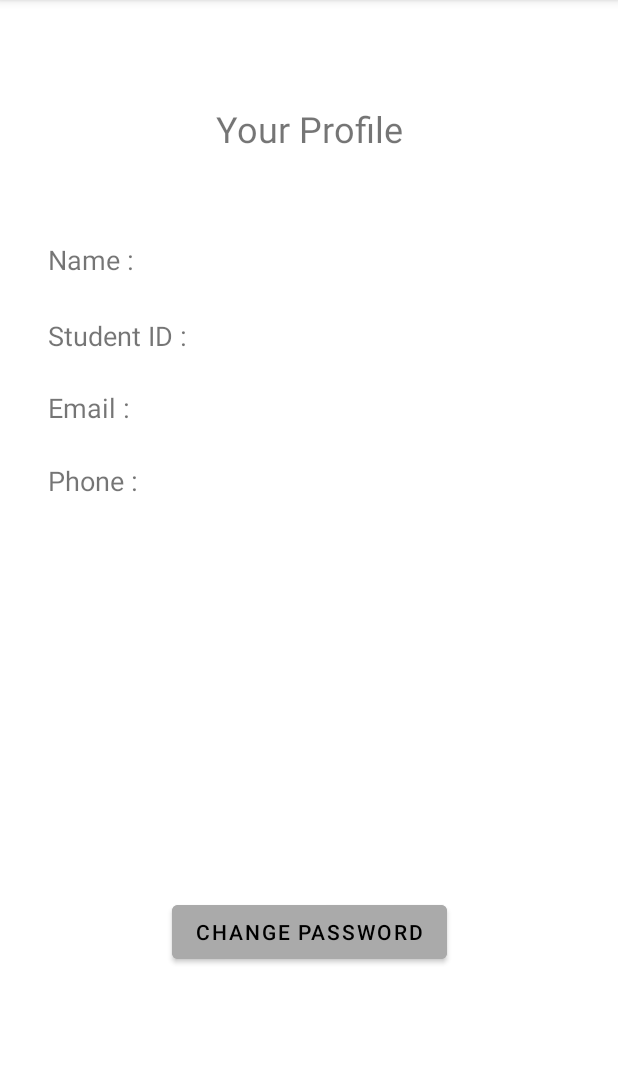
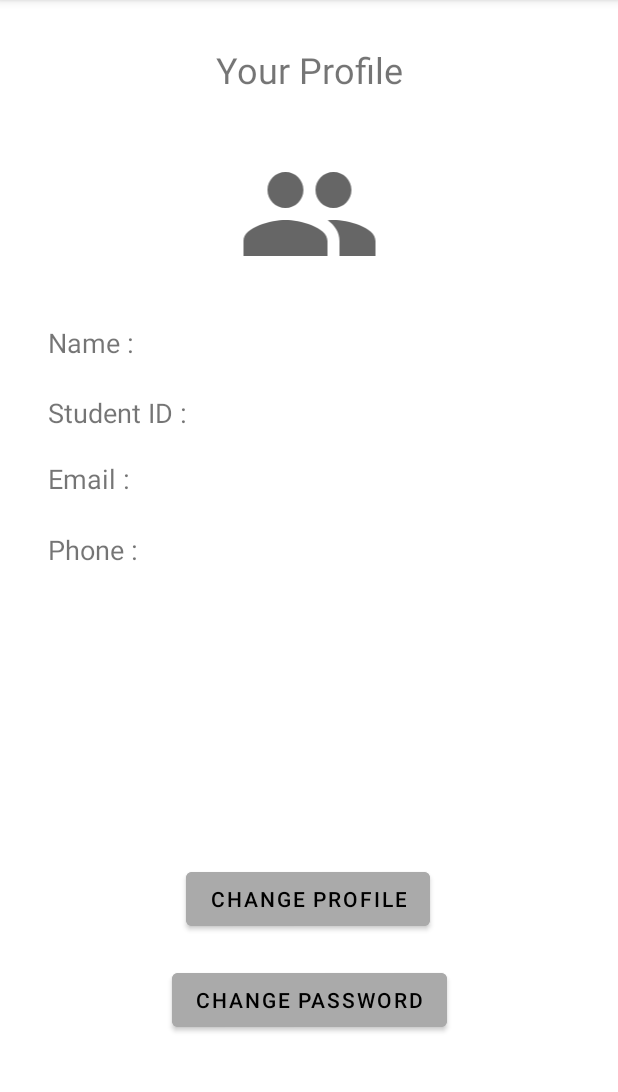
Before and after one commit to tanmoysaha3/P_StuInfoManageforHall, an Android app: the Profile screen opened directly, with no data from a screen before it, on a phone screen of 412 x 824 dp, the part 84-1176 px from its top. Run offline under Robolectric (Android 15) with nearby library versions, the phone set to English and light mode, and no system bars; our stand-ins replace Firebase (no records; nobody signed in at launch, a user with empty details on screens opened directly), Picasso.

Commit message:
Update profile picture

```diff
--- a/app/build.gradle
+++ b/app/build.gradle
@@ -36,7 +36,9 @@ dependencies {
     implementation 'androidx.constraintlayout:constraintlayout:2.0.4'
     implementation 'com.google.firebase:firebase-auth:20.0.2'
     implementation 'com.google.firebase:firebase-firestore:22.1.0'
+    implementation 'com.google.firebase:firebase-storage:19.2.1'
     testImplementation 'junit:junit:4.+'
     androidTestImplementation 'androidx.test.ext:junit:1.1.2'
     androidTestImplementation 'androidx.test.espresso:espresso-core:3.3.0'
+    implementation 'com.squareup.picasso:picasso:2.71828'
 }
--- a/app/src/main/AndroidManifest.xml
+++ b/app/src/main/AndroidManifest.xml
@@ -3,6 +3,7 @@
     package="com.example.pstuinfomanageforhall">
 
     <uses-permission android:name="android.permission.INTERNET" />
+    <uses-permission android:name="android.permission.WRITE_EXTERNAL_STORAGE" />
 
     <application
         android:allowBackup="true"
@@ -11,7 +12,8 @@
         android:roundIcon="@mipmap/ic_launcher_round"
         android:supportsRtl="true"
         android:theme="@style/Theme.PStuInfoManageforHall">
-        <activity android:name=".Profile"></activity>
+        <activity android:name=".EditProfile"></activity>
+        <activity android:name=".Profile" />
         <activity android:name=".Register" />
         <activity android:name=".Login">
             <intent-filter>
--- a/app/src/main/java/com/example/pstuinfomanageforhall/Profile.java
+++ b/app/src/main/java/com/example/pstuinfomanageforhall/Profile.java
@@ -5,11 +5,16 @@ import androidx.annotation.Nullable;
 import androidx.appcompat.app.AlertDialog;
 import androidx.appcompat.app.AppCompatActivity;
 
+import android.app.Activity;
 import android.content.DialogInterface;
+import android.content.Intent;
+import android.net.Uri;
 import android.os.Bundle;
+import android.provider.MediaStore;
 import android.view.View;
 import android.widget.Button;
 import android.widget.EditText;
+import android.widget.ImageView;
 import android.widget.TextView;
 import android.widget.Toast;
 
@@ -22,14 +27,20 @@ import com.google.firebase.firestore.DocumentSnapshot;
 import com.google.firebase.firestore.EventListener;
 import com.google.firebase.firestore.FirebaseFirestore;
 import com.google.firebase.firestore.FirebaseFirestoreException;
+import com.google.firebase.storage.FirebaseStorage;
+import com.google.firebase.storage.StorageReference;
+import com.google.firebase.storage.UploadTask;
+import com.squareup.picasso.Picasso;
 
 public class Profile extends AppCompatActivity {
     TextView mName, mStudentId, mEmail, mPhone;
     FirebaseAuth fAuth;
     FirebaseFirestore fStore;
     String userID;
-    Button mChangePassButton;
+    Button mChangePassButton, mChangeProfileButton;
     FirebaseUser user;
+    ImageView mProfileImage;
+    StorageReference storageReference;
 
 
     @Override
@@ -42,9 +53,19 @@ public class Profile extends AppCompatActivity {
         mEmail=findViewById(R.id.profileEmail);
         mPhone=findViewById(R.id.profilePhone);
         mChangePassButton=findViewById(R.id.changePassButton);
+        mProfileImage=findViewById(R.id.profileImage);
+        mChangeProfileButton=findViewById(R.id.changeProfileButton);
 
         fAuth=FirebaseAuth.getInstance();
         fStore=FirebaseFirestore.getInstance();
+        storageReference= FirebaseStorage.getInstance().getReference();
+        StorageReference profileRef=storageReference.child("users/"+fAuth.getCurrentUser().getUid()+"/profile.jpg");
+        profileRef.getDownloadUrl().addOnSuccessListener(new OnSuccessListener<Uri>() {
+            @Override
+            public void onSuccess(Uri uri) {
+                Picasso.get().load(uri).into(mProfileImage);
+            }
+        });
 
         userID=fAuth.getCurrentUser().getUid();
         user=fAuth.getCurrentUser();
@@ -57,7 +78,6 @@ public class Profile extends AppCompatActivity {
                 mStudentId.setText(documentSnapshot.getString("studentID"));
                 mEmail.setText(documentSnapshot.getString("email"));
                 mPhone.setText(documentSnapshot.getString("phone"));
-
             }
         });
 
@@ -98,5 +118,46 @@ public class Profile extends AppCompatActivity {
                 passwordResetDialog.create().show();
             }
         });
+
+        mChangeProfileButton.setOnClickListener(new View.OnClickListener() {
+            @Override
+            public void onClick(View v) {
+                Intent openGalleryIntent = new Intent(Intent.ACTION_PICK, MediaStore.Images.Media.EXTERNAL_CONTENT_URI);
+                startActivityForResult(openGalleryIntent,1000);
+            }
+        });
+    }
+
+    @Override
+    protected void onActivityResult(int requestCode, int resultCode, @Nullable Intent data) {
+        super.onActivityResult(requestCode, resultCode, data);
+        if(requestCode ==1000){
+            if(resultCode== Activity.RESULT_OK){
+                Uri imageUri=data.getData();
+                mProfileImage.setImageURI(imageUri);
+                uploadImageToFirebase(imageUri);
+            }
+        }
+    }
+
+    private void uploadImageToFirebase(Uri imageUri) {
+        StorageReference fileRef=storageReference.child("users/"+fAuth.getCurrentUser().getUid()+"/profile.jpg");
+        fileRef.putFile(imageUri).addOnSuccessListener(new OnSuccessListener<UploadTask.TaskSnapshot>() {
+            @Override
+            public void onSuccess(UploadTask.TaskSnapshot taskSnapshot) {
+                Toast.makeText(Profile.this, "Image Uploaded", Toast.LENGTH_SHORT).show();
+                fileRef.getDownloadUrl().addOnSuccessListener(new OnSuccessListener<Uri>() {
+                    @Override
+                    public void onSuccess(Uri uri) {
+                        Picasso.get().load(uri).into(mProfileImage);
+                    }
+                });
+            }
+        }).addOnFailureListener(new OnFailureListener() {
+            @Override
+            public void onFailure(@NonNull Exception e) {
+                Toast.makeText(Profile.this, "Failed", Toast.LENGTH_SHORT).show();
+            }
+        });
     }
 }
--- /dev/null
+++ b/app/src/main/res/drawable/ic_baseline_people_24.xml
@@ -0,0 +1,10 @@
+<vector xmlns:android="http://schemas.android.com/apk/res/android"
+    android:width="24dp"
+    android:height="24dp"
+    android:viewportWidth="24"
+    android:viewportHeight="24"
+    android:tint="?attr/colorControlNormal">
+  <path
+      android:fillColor="@android:color/white"
+      android:pathData="M16,11c1.66,0 2.99,-1.34 2.99,-3S17.66,5 16,5c-1.66,0 -3,1.34 -3,3s1.34,3 3,3zM8,11c1.66,0 2.99,-1.34 2.99,-3S9.66,5 8,5C6.34,5 5,6.34 5,8s1.34,3 3,3zM8,13c-2.33,0 -7,1.17 -7,3.5L1,19h14v-2.5c0,-2.33 -4.67,-3.5 -7,-3.5zM16,13c-0.29,0 -0.62,0.02 -0.97,0.05 1.16,0.84 1.97,1.97 1.97,3.45L17,19h6v-2.5c0,-2.33 -4.67,-3.5 -7,-3.5z"/>
+</vector>
--- a/app/src/main/res/layout/activity_profile.xml
+++ b/app/src/main/res/layout/activity_profile.xml
@@ -16,7 +16,7 @@
         app:layout_constraintEnd_toEndOf="parent"
         app:layout_constraintStart_toStartOf="parent"
         app:layout_constraintTop_toTopOf="parent"
-        app:layout_constraintVertical_bias="0.094" />
+        app:layout_constraintVertical_bias="0.041" />
 
     <TextView
         android:id="@+id/profileName"
@@ -29,10 +29,10 @@
         android:textSize="18sp"
         app:layout_constraintBottom_toBottomOf="parent"
         app:layout_constraintEnd_toEndOf="parent"
-        app:layout_constraintHorizontal_bias="1.0"
+        app:layout_constraintHorizontal_bias="0.0"
         app:layout_constraintStart_toStartOf="parent"
         app:layout_constraintTop_toTopOf="parent"
-        app:layout_constraintVertical_bias="0.216" />
+        app:layout_constraintVertical_bias="0.291" />
 
     <TextView
         android:id="@+id/profileStudentId"
@@ -45,10 +45,10 @@
         android:textSize="18sp"
         app:layout_constraintBottom_toBottomOf="parent"
         app:layout_constraintEnd_toEndOf="parent"
-        app:layout_constraintHorizontal_bias="0.8"
+        app:layout_constraintHorizontal_bias="0.0"
         app:layout_constraintStart_toStartOf="parent"
         app:layout_constraintTop_toTopOf="parent"
-        app:layout_constraintVertical_bias="0.284" />
+        app:layout_constraintVertical_bias="0.353" />
 
     <TextView
         android:id="@+id/profileEmail"
@@ -61,10 +61,10 @@
         android:textSize="18sp"
         app:layout_constraintBottom_toBottomOf="parent"
         app:layout_constraintEnd_toEndOf="parent"
-        app:layout_constraintHorizontal_bias="0.717"
+        app:layout_constraintHorizontal_bias="0.0"
         app:layout_constraintStart_toStartOf="parent"
         app:layout_constraintTop_toTopOf="parent"
-        app:layout_constraintVertical_bias="0.349" />
+        app:layout_constraintVertical_bias="0.413" />
 
     <TextView
         android:id="@+id/profilePhone"
@@ -76,10 +76,10 @@
         android:textSize="18sp"
         app:layout_constraintBottom_toBottomOf="parent"
         app:layout_constraintEnd_toEndOf="parent"
-        app:layout_constraintHorizontal_bias="0.73"
+        app:layout_constraintHorizontal_bias="0.0"
         app:layout_constraintStart_toStartOf="parent"
         app:layout_constraintTop_toTopOf="parent"
-        app:layout_constraintVertical_bias="0.414" />
+        app:layout_constraintVertical_bias="0.476" />
 
     <TextView
         android:id="@+id/nameField"
@@ -91,10 +91,10 @@
         android:textSize="18sp"
         app:layout_constraintBottom_toBottomOf="parent"
         app:layout_constraintEnd_toEndOf="parent"
-        app:layout_constraintHorizontal_bias="1.0"
+        app:layout_constraintHorizontal_bias="0.0"
         app:layout_constraintStart_toStartOf="parent"
         app:layout_constraintTop_toTopOf="parent"
-        app:layout_constraintVertical_bias="0.216" />
+        app:layout_constraintVertical_bias="0.291" />
 
     <TextView
         android:id="@+id/studentIdField"
@@ -109,7 +109,7 @@
         app:layout_constraintHorizontal_bias="0.0"
         app:layout_constraintStart_toStartOf="parent"
         app:layout_constraintTop_toTopOf="parent"
-        app:layout_constraintVertical_bias="0.284" />
+        app:layout_constraintVertical_bias="0.353" />
 
     <TextView
         android:id="@+id/emailField"
@@ -124,7 +124,7 @@
         app:layout_constraintHorizontal_bias="0.0"
         app:layout_constraintStart_toStartOf="parent"
         app:layout_constraintTop_toTopOf="parent"
-        app:layout_constraintVertical_bias="0.349" />
+        app:layout_constraintVertical_bias="0.413" />
 
     <TextView
         android:id="@+id/phoneField"
@@ -139,7 +139,7 @@
         app:layout_constraintHorizontal_bias="0.0"
         app:layout_constraintStart_toStartOf="parent"
         app:layout_constraintTop_toTopOf="parent"
-        app:layout_constraintVertical_bias="0.414" />
+        app:layout_constraintVertical_bias="0.476" />
 
     <Button
         android:id="@+id/changePassButton"
@@ -152,5 +152,31 @@
         app:layout_constraintEnd_toEndOf="parent"
         app:layout_constraintStart_toStartOf="parent"
         app:layout_constraintTop_toTopOf="parent"
-        app:layout_constraintVertical_bias="0.83" />
+        app:layout_constraintVertical_bias="0.893" />
+
+    <ImageView
+        android:id="@+id/profileImage"
+        android:layout_width="99dp"
+        android:layout_height="96dp"
+        app:layout_constraintBottom_toBottomOf="parent"
+        app:layout_constraintEnd_toEndOf="parent"
+        app:layout_constraintStart_toStartOf="parent"
+        app:layout_constraintTop_toTopOf="parent"
+        app:layout_constraintVertical_bias="0.141"
+        app:srcCompat="@drawable/ic_baseline_people_24" />
+
+    <Button
+        android:id="@+id/changeProfileButton"
+        android:layout_width="wrap_content"
+        android:layout_height="wrap_content"
+        android:backgroundTint="@android:color/darker_gray"
+        android:text="Change Profile"
+        android:textColor="#000000"
+        app:layout_constraintBottom_toBottomOf="parent"
+        app:layout_constraintEnd_toEndOf="parent"
+        app:layout_constraintHorizontal_bias="0.497"
+        app:layout_constraintStart_toStartOf="parent"
+        app:layout_constraintTop_toTopOf="parent"
+        app:layout_constraintVertical_bias="0.799" />
+
 </androidx.constraintlayout.widget.ConstraintLayout>
```
Also changed, not shown: app/src/main/java/com/example/pstuinfomanageforhall/EditProfile.java (added, +14 -0 lines), app/src/main/res/layout/activity_edit_profile.xml (added, +66 -0 lines).
